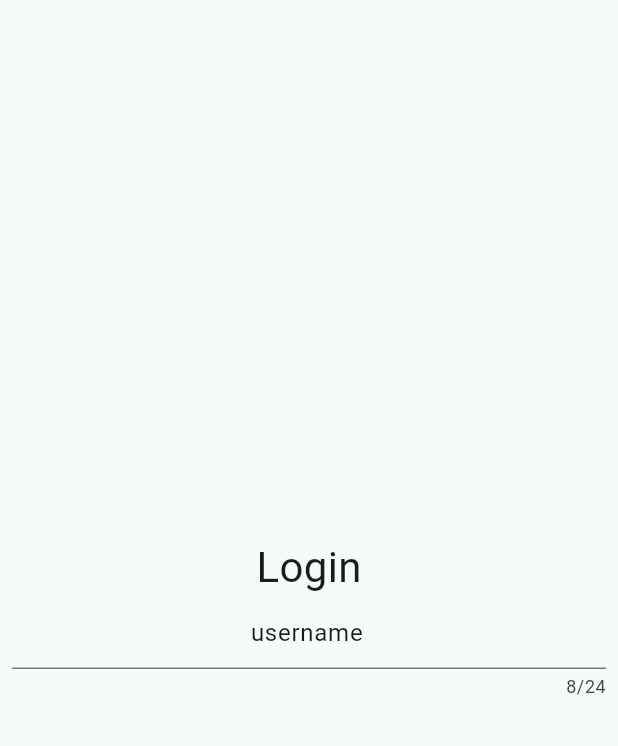
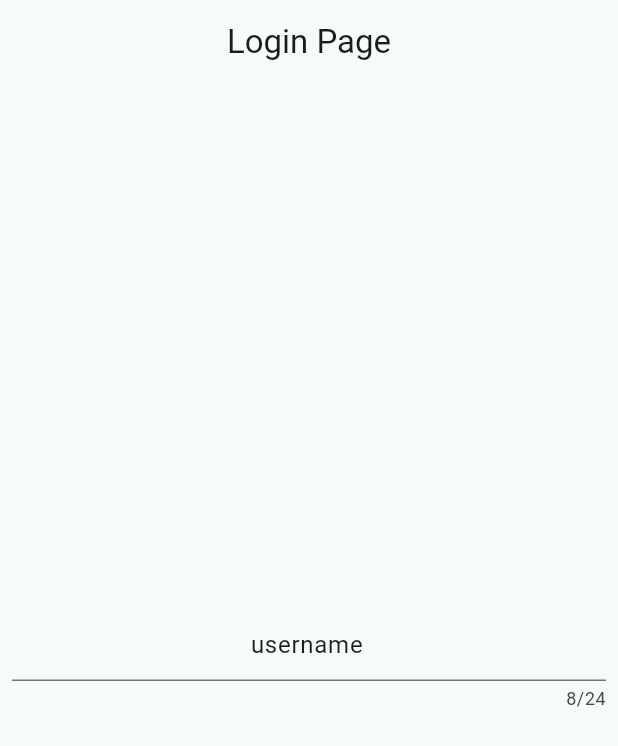
Before and after one commit to Leo05-gif/TPSIT, a Flutter app: the screen it shows after launch, on a phone screen of 412 x 824 dp. Shown: the top 746 px of the screen. Run offline on Flutter 3.47's test engine with Material 3 defaults, Android fonts, the light colour scheme and no system bars.

Commit message:
aggiunto la appbar alla welcome page col titolo

```diff
--- a/chatroom/lib/pages/welcome_page.dart
+++ b/chatroom/lib/pages/welcome_page.dart
@@ -15,13 +15,13 @@ class _WelcomePageState extends State<WelcomePage> {
   @override
   Widget build(BuildContext context) {
     return Scaffold(
+      appBar: AppBar(title: Center(child: Text('Login Page'))),
       body: Padding(
         padding: const EdgeInsets.all(8.0),
         child: Center(
           child: Column(
             mainAxisAlignment: MainAxisAlignment.center,
             children: [
-              Text('Login', style: TextStyle(fontSize: 28.0)),
               TextField(
                 maxLength: 24,
                 textAlign: TextAlign.center,
```
